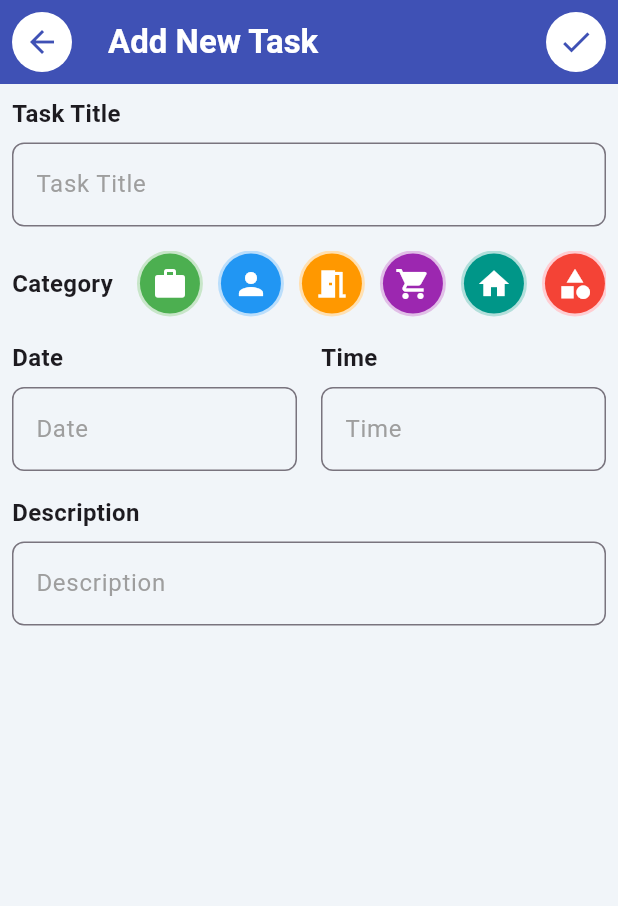
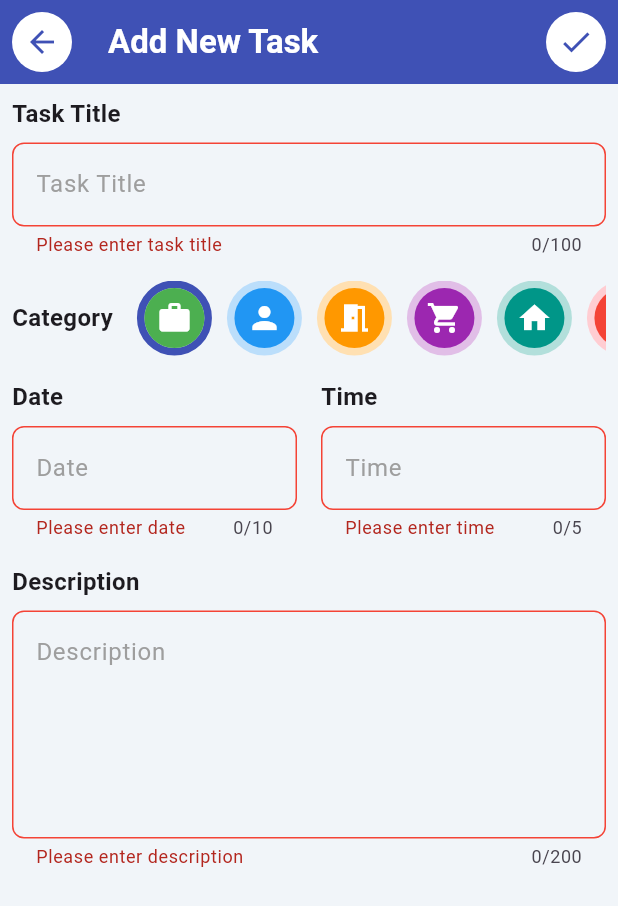
Before and after one commit to nqmgaming-work/todo_flutter, a Flutter app: the AddNewTodoPage screen opened directly, after a tap on the "check" icon, on a phone screen of 412 x 824 dp. Shown: the top 906 px of the screen. Run offline on Flutter 3.47's test engine with Material 3 defaults, Android fonts, the phone set to English and light mode, and no system bars; our stand-ins replace fpdart, sqflite; accounts and stored records are empty.

Commit message:
feat: Add new todo page UI
Adds a new page for adding new todos with the following features:

- Text fields for task title, date, time
, and description.
- Category selection with color-coded icons.
- Save button in the app bar.
- Back button for navigation.
- Form validation for required fields.

```diff
--- a/lib/futures/todo_list/domain/entities/category.dart
+++ b/lib/futures/todo_list/domain/entities/category.dart
@@ -12,7 +12,6 @@ class Category {
     required this.icon,
     required this.colorCompleted,
     required this.colorUnCompleted,
-    isCompleted = false,
     required this.id,
   });
 
--- a/lib/futures/todo_list/presentation/pages/add_new_todo_page.dart
+++ b/lib/futures/todo_list/presentation/pages/add_new_todo_page.dart
@@ -1,11 +1,12 @@
-import 'package:flutter/cupertino.dart';
 import 'package:flutter/material.dart';
 import 'package:todo_list/core/themes/app_palette.dart';
 import 'package:todo_list/futures/todo_list/domain/entities/category.dart';
+import 'package:todo_list/futures/todo_list/presentation/pages/home_page.dart';
 import 'package:todo_list/futures/todo_list/presentation/widgets/todo_textfield.dart';
 
 class AddNewTodoPage extends StatefulWidget {
-  static route() => MaterialPageRoute(builder: (context) => AddNewTodoPage());
+  static route() =>
+      MaterialPageRoute(builder: (context) => const AddNewTodoPage());
 
   const AddNewTodoPage({super.key});
 
@@ -18,6 +19,16 @@ class _AddNewTodoPageState extends State<AddNewTodoPage> {
   final dateController = TextEditingController();
   final timeController = TextEditingController();
   final descriptionController = TextEditingController();
+
+  final formKey = GlobalKey<FormState>();
+
+  var selectedCategory = Category.categories[0];
+
+  void updateCategory(Category category) {
+    setState(() {
+      selectedCategory = category;
+    });
+  }
 
   @override
   void dispose() {
@@ -41,6 +52,11 @@ class _AddNewTodoPageState extends State<AddNewTodoPage> {
           IconButton(
             onPressed: () {
               // Add new task
+              if (formKey.currentState!.validate()) {
+                // Add new task
+                Navigator.pushAndRemoveUntil(
+                    context, HomePage.route(), (route) => false);
+              }
             },
             icon: Container(
               padding: const EdgeInsets.all(8),
@@ -72,11 +88,19 @@ class _AddNewTodoPageState extends State<AddNewTodoPage> {
       body: SingleChildScrollView(
         child: Padding(
           padding: const EdgeInsets.all(8.0),
+          child: Form(
+            key: formKey,
             child: Column(
               children: [
                 TodoTextField(
                   textController: titleController,
                   hintText: 'Task Title',
+                  validator: (value) {
+                    if (value == null || value.isEmpty) {
+                      return 'Please enter task title';
+                    }
+                    return null;
+                  },
                 ),
                 const SizedBox(height: 16),
                 SingleChildScrollView(
@@ -95,13 +119,18 @@ class _AddNewTodoPageState extends State<AddNewTodoPage> {
                         Padding(
                           padding: const EdgeInsets.only(right: 10),
                           child: GestureDetector(
+                            onTap: () {
+                              updateCategory(category);
+                            },
                             child: Container(
                               decoration: BoxDecoration(
                                 color: category.colorUnCompleted,
                                 borderRadius: BorderRadius.circular(50),
                                 border: Border.all(
-                                color: category.colorUnCompleted,
-                                width: 2,
+                                  color: selectedCategory == category
+                                      ? Colors.indigo
+                                      : Colors.transparent,
+                                  width: 5,
                                 ),
                               ),
                               child: CircleAvatar(
@@ -125,6 +154,14 @@ class _AddNewTodoPageState extends State<AddNewTodoPage> {
                       child: TodoTextField(
                         textController: dateController,
                         hintText: 'Date',
+                        validator: (value) {
+                          if (value == null || value.isEmpty) {
+                            return 'Please enter date';
+                          }
+                          return null;
+                        },
+                        maxLength: 10,
+                        maxLines: 1,
                       ),
                     ),
                     const SizedBox(width: 16),
@@ -133,6 +170,14 @@ class _AddNewTodoPageState extends State<AddNewTodoPage> {
                       child: TodoTextField(
                         textController: timeController,
                         hintText: 'Time',
+                        validator: (value) {
+                          if (value == null || value.isEmpty) {
+                            return 'Please enter time';
+                          }
+                          return null;
+                        },
+                        maxLength: 5,
+                        maxLines: 1,
                       ),
                     ),
                   ],
@@ -141,8 +186,17 @@ class _AddNewTodoPageState extends State<AddNewTodoPage> {
                 TodoTextField(
                   textController: descriptionController,
                   hintText: 'Description',
+                  validator: (value) {
+                    if (value == null || value.isEmpty) {
+                      return 'Please enter description';
+                    }
+                    return null;
+                  },
+                  maxLines: 5,
+                  maxLength: 200,
                 ),
               ],
+            ),
           ),
         ),
       ),
--- a/lib/futures/todo_list/presentation/widgets/todo_textfield.dart
+++ b/lib/futures/todo_list/presentation/widgets/todo_textfield.dart
@@ -3,11 +3,17 @@ import 'package:flutter/material.dart';
 class TodoTextField extends StatelessWidget {
   final TextEditingController textController;
   final String hintText;
+  final String? Function(String?)? validator;
+  final int maxLength;
+  final int maxLines;
 
   const TodoTextField({
     super.key,
     required this.textController,
     required this.hintText,
+    required this.validator,
+    this.maxLength = 100,
+    this.maxLines = 1,
   });
 
   @override
@@ -24,7 +30,10 @@ class TodoTextField extends StatelessWidget {
         ),
         const SizedBox(height: 8),
         TextFormField(
+          cursorColor: Colors.indigo,
           controller: textController,
+          maxLength: maxLength,
+          maxLines: maxLines,
           decoration: InputDecoration(
             hintText: hintText,
             hintStyle: const TextStyle(
@@ -52,6 +61,7 @@ class TodoTextField extends StatelessWidget {
               ),
             ),
           ),
+          validator: validator,
         ),
       ],
     );
--- a/pubspec.yaml
+++ b/pubspec.yaml
@@ -15,6 +15,8 @@ dependencies:
   sqflite: ^2.3.3+1
   path_provider: ^2.1.4
   intl: ^0.19.0
+  fpdart: ^1.1.0
+  path: ^1.9.0
 
 dev_dependencies:
   flutter_test:
```
Also changed, not shown: lib/core/error/exceptons.dart (added, +8 -0 lines), lib/core/error/failures.dart (added, +7 -0 lines), lib/core/usecases/usecase.dart (added, +7 -0 lines), lib/futures/todo_list/data/datasources/dao/category_dao.dart (added, +54 -0 lines), lib/futures/todo_list/data/datasources/dao/todo_dao.dart (added, +89 -0 lines), lib/futures/todo_list/data/datasources/database.dart (added, +51 -0 lines), lib/futures/todo_list/data/models/category_model.dart (added, +32 -0 lines), lib/futures/todo_list/data/models/todo_model.dart (added, +44 -0 lines), lib/futures/todo_list/domain/repositories/todo_repository.dart (added, +16 -0 lines), lib/futures/todo_list/domain/usecases/add_todo.dart (added, +17 -0 lines), lib/futures/todo_list/domain/usecases/get_all_todos.dart (added, +18 -0 lines), pubspec.lock. Lines whose indentation alone changed are shown as unchanged.
